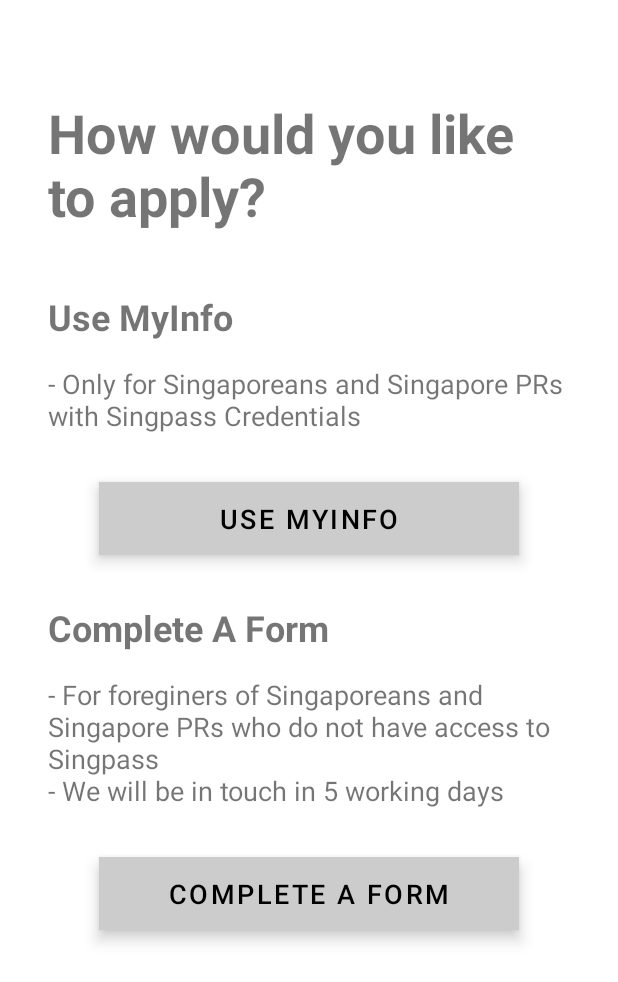
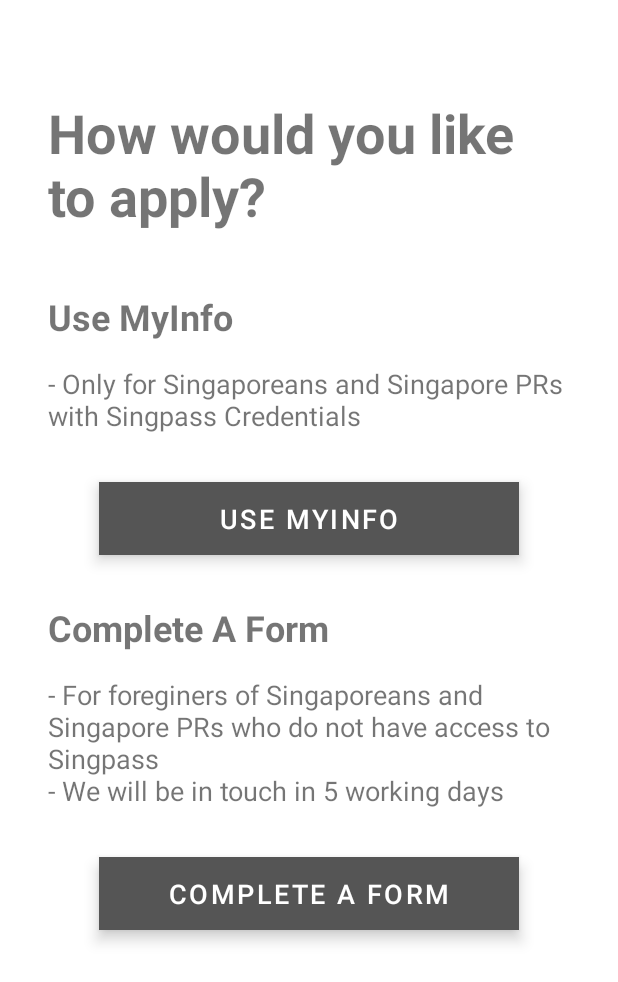
Before and after one commit to JieShengNP/OCBC-Team4-Android, an Android app: the SelectApplicationType screen opened directly, with no data from a screen before it, on a phone screen of 412 x 824 dp. Shown: the top 982 px of the screen. Run offline under Robolectric (Android 15) with nearby library versions, the phone set to English and light mode, and no system bars.

Commit message:
minor update

```diff
--- a/app/src/main/res/layout/activity_enter_application_code.xml
+++ b/app/src/main/res/layout/activity_enter_application_code.xml
@@ -76,7 +76,9 @@
         android:layout_height="64dp"
         android:layout_marginTop="35dp"
         android:text="Continue"
+        app:backgroundTint="#555555"
         app:layout_constraintEnd_toEndOf="parent"
         app:layout_constraintStart_toStartOf="parent"
         app:layout_constraintTop_toBottomOf="@+id/applicationCodeTxt" />
+
 </androidx.constraintlayout.widget.ConstraintLayout>
--- a/app/src/main/res/layout/activity_select_application_type.xml
+++ b/app/src/main/res/layout/activity_select_application_type.xml
@@ -13,8 +13,10 @@
         android:layout_height="wrap_content"
         android:layout_marginTop="32dp"
         android:text="Use MyInfo"
+        android:textColor="#FFFFFF"
         android:textSize="18sp"
-        app:backgroundTint="#CCCCCC"
+        app:backgroundTint="#555555"
+        app:iconTint="#FFFFFF"
         app:layout_constraintEnd_toEndOf="parent"
         app:layout_constraintStart_toStartOf="parent"
         app:layout_constraintTop_toBottomOf="@+id/useMyInfoDesc" />
@@ -26,8 +28,9 @@
         android:layout_height="wrap_content"
         android:layout_marginTop="32dp"
         android:text="Complete A Form"
+        android:textColor="#FFFFFF"
         android:textSize="18sp"
-        app:backgroundTint="#CCCCCC"
+        app:backgroundTint="#555555"
         app:layout_constraintEnd_toEndOf="parent"
         app:layout_constraintStart_toStartOf="parent"
         app:layout_constraintTop_toBottomOf="@+id/completeFormDesc" />
```
Also changed, not shown: app/src/main/java/io/github/jieshengnp/ApplicationFormActivity.java (+7 -0 lines), app/src/main/res/layout/activity_application_form.xml (+12 -12 lines).
